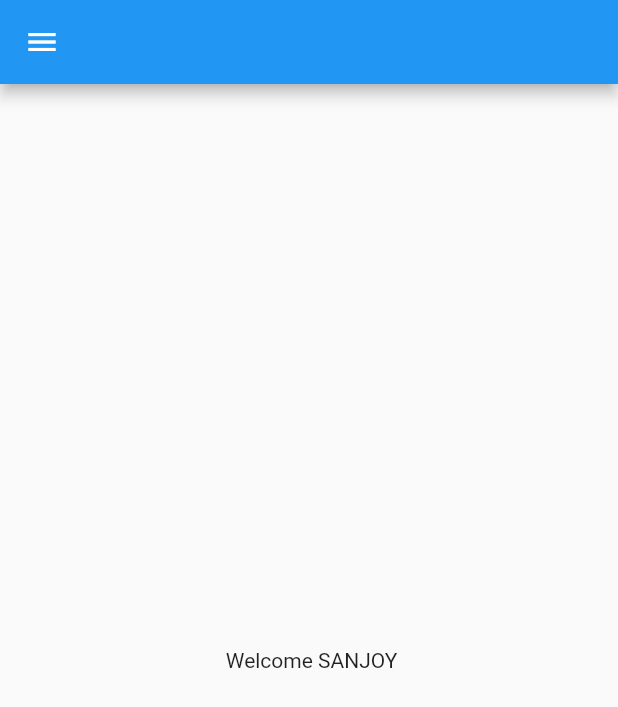
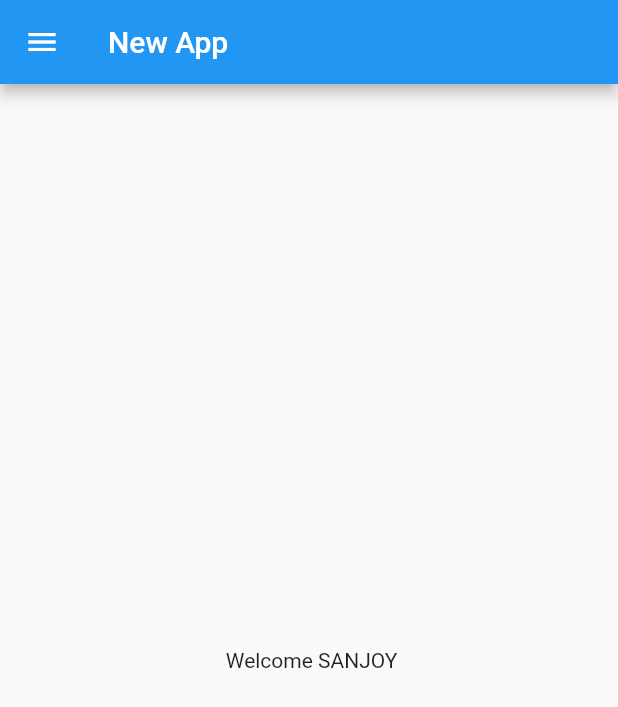
Before and after one commit to sanjay-lan/flutter, a Flutter app: the homePage screen opened directly, on a phone screen of 412 x 824 dp. Shown: the top 707 px of the screen. Run offline on Flutter 3.47's test engine with Material 2 defaults, Android fonts, the phone set to English and light mode, and no system bars.

Commit message:
day 2 committed

```diff
--- a/lib/home_page.dart
+++ b/lib/pages/home_page.dart
@@ -5,7 +5,9 @@ class homePage extends StatelessWidget {
   @override
   Widget build(BuildContext context) {
     return Scaffold(
-      appBar: AppBar(),
+      appBar: AppBar(
+        title: Text("New App"),
+      ),
         body: Center(
           child: Container(
           child: Text(" Welcome $name"),
```
